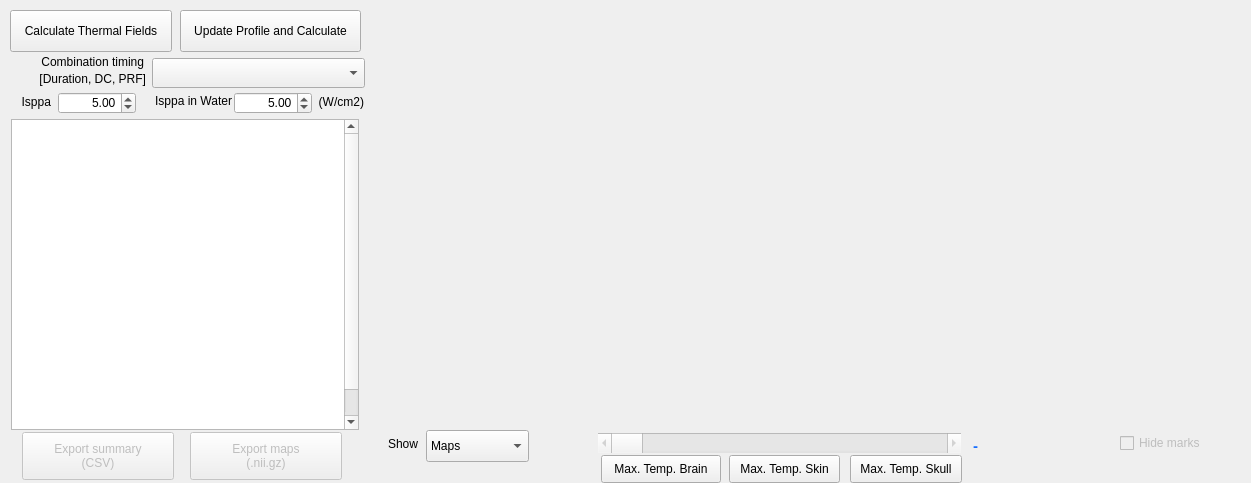
Above: BabelBrain/Babel_Thermal/form.ui from ProteusMRIgHIFU/BabelBrain before the change. Below: the same form after it.
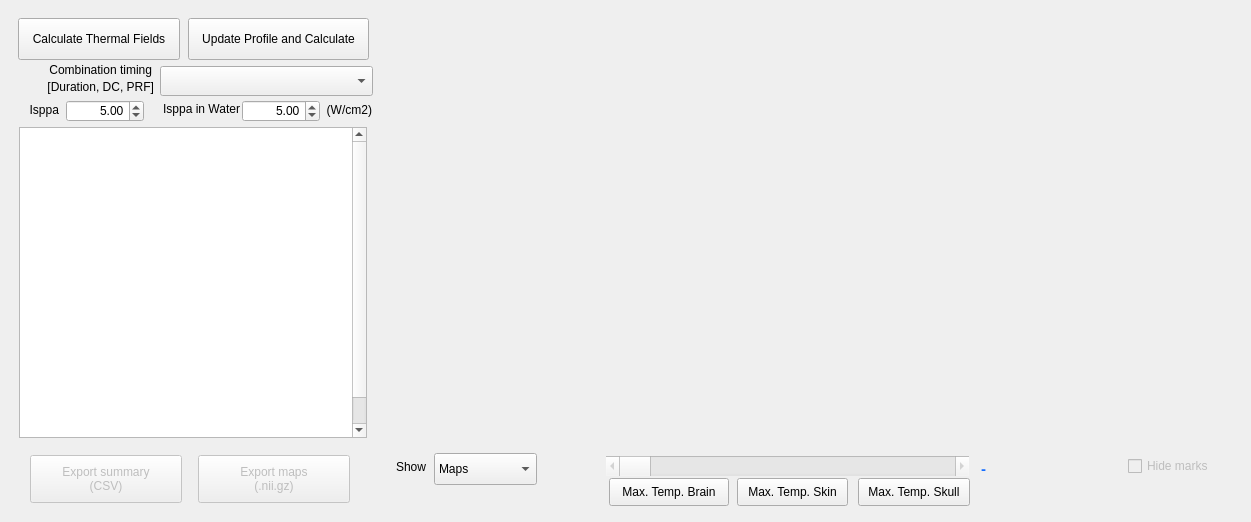
That is the form after the change.

The edit to the form file:
```diff
--- a/BabelBrain/Babel_Thermal/form.ui
+++ b/BabelBrain/Babel_Thermal/form.ui
@@ -13,16 +13,50 @@
   <property name="windowTitle">
    <string>Babel_Thermal</string>
   </property>
-  <widget class="QWidget" name="AcField_plot1" native="true">
-   <property name="geometry">
-    <rect>
-     <x>370</x>
-     <y>13</y>
-     <width>868</width>
-     <height>415</height>
-    </rect>
+  <layout class="QVBoxLayout" name="panelLayout">
+   <property name="leftMargin">
+    <number>8</number>
    </property>
-  </widget>
+   <property name="topMargin">
+    <number>8</number>
+   </property>
+   <property name="rightMargin">
+    <number>8</number>
+   </property>
+   <property name="bottomMargin">
+    <number>8</number>
+   </property>
+   <property name="spacing">
+    <number>6</number>
+   </property>
+   <item>
+    <layout class="QHBoxLayout" name="panelTopLayout">
+     <property name="spacing">
+      <number>10</number>
+     </property>
+     <item>
+      <widget class="QFrame" name="panelLeftFrame">
+       <property name="frameShape">
+        <enum>QFrame::Shape::NoFrame</enum>
+       </property>
+       <property name="minimumSize">
+        <size>
+         <width>373</width>
+         <height>438</height>
+        </size>
+       </property>
+       <property name="maximumSize">
+        <size>
+         <width>373</width>
+         <height>16777215</height>
+        </size>
+       </property>
+       <property name="sizePolicy">
+        <sizepolicy hsizetype="Fixed" vsizetype="Preferred">
+         <horstretch>0</horstretch>
+         <verstretch>0</verstretch>
+        </sizepolicy>
+       </property>
   <widget class="QPushButton" name="CalculateThermal">
    <property name="geometry">
     <rect>
@@ -112,31 +146,210 @@
     <double>5.000000000000000</double>
    </property>
   </widget>
+       <widget class="QTableWidget" name="tableWidget">
+        <property name="geometry">
+         <rect>
+          <x>11</x>
+          <y>119</y>
+          <width>348</width>
+          <height>311</height>
+         </rect>
+        </property>
+        <property name="showGrid">
+         <bool>false</bool>
+        </property>
+        <property name="rowCount">
+         <number>11</number>
+        </property>
+        <property name="columnCount">
+         <number>2</number>
+        </property>
+        <attribute name="horizontalHeaderVisible">
+         <bool>false</bool>
+        </attribute>
+        <attribute name="horizontalHeaderHighlightSections">
+         <bool>true</bool>
+        </attribute>
+        <attribute name="verticalHeaderVisible">
+         <bool>false</bool>
+        </attribute>
+        <row/>
+        <row/>
+        <row/>
+        <row/>
+        <row/>
+        <row/>
+        <row/>
+        <row/>
+        <row/>
+        <row/>
+        <row/>
+        <column/>
+        <column/>
+       </widget>
+       <widget class="QPushButton" name="SelectProfile">
+        <property name="geometry">
+         <rect>
+          <x>180</x>
+          <y>10</y>
+          <width>181</width>
+          <height>42</height>
+         </rect>
+        </property>
+        <property name="autoFillBackground">
+         <bool>false</bool>
+        </property>
+        <property name="styleSheet">
+         <string notr="true"/>
+        </property>
+        <property name="text">
+         <string>Update Profile and Calculate</string>
+        </property>
+       </widget>
+       <widget class="QLabel" name="label_23">
+        <property name="geometry">
+         <rect>
+          <x>15</x>
+          <y>69</y>
+          <width>131</width>
+          <height>20</height>
+         </rect>
+        </property>
+        <property name="text">
+         <string>[Duration, DC, PRF]</string>
+        </property>
+        <property name="alignment">
+         <set>Qt::AlignmentFlag::AlignRight|Qt::AlignmentFlag::AlignTrailing|Qt::AlignmentFlag::AlignVCenter</set>
+        </property>
+       </widget>
+       <widget class="QDoubleSpinBox" name="IsppaWaterSpinBox">
+        <property name="geometry">
+         <rect>
+          <x>234</x>
+          <y>92</y>
+          <width>78</width>
+          <height>22</height>
+         </rect>
+        </property>
+        <property name="alignment">
+         <set>Qt::AlignmentFlag::AlignRight|Qt::AlignmentFlag::AlignTrailing|Qt::AlignmentFlag::AlignVCenter</set>
+        </property>
+        <property name="decimals">
+         <number>2</number>
+        </property>
+        <property name="minimum">
+         <double>0.100000000000000</double>
+        </property>
+        <property name="maximum">
+         <double>1000.000000000000000</double>
+        </property>
+        <property name="singleStep">
+         <double>0.100000000000000</double>
+        </property>
+        <property name="value">
+         <double>5.000000000000000</double>
+        </property>
+       </widget>
+       <widget class="QLabel" name="label_24">
+        <property name="geometry">
+         <rect>
+          <x>140</x>
+          <y>91</y>
+          <width>92</width>
+          <height>20</height>
+         </rect>
+        </property>
+        <property name="text">
+         <string>Isppa in Water</string>
+        </property>
+        <property name="alignment">
+         <set>Qt::AlignmentFlag::AlignRight|Qt::AlignmentFlag::AlignTrailing|Qt::AlignmentFlag::AlignVCenter</set>
+        </property>
+       </widget>
+       <widget class="QLabel" name="label_25">
+        <property name="geometry">
+         <rect>
+          <x>309</x>
+          <y>92</y>
+          <width>55</width>
+          <height>20</height>
+         </rect>
+        </property>
+        <property name="text">
+         <string>(W/cm2)</string>
+        </property>
+        <property name="alignment">
+         <set>Qt::AlignmentFlag::AlignRight|Qt::AlignmentFlag::AlignTrailing|Qt::AlignmentFlag::AlignVCenter</set>
+        </property>
+       </widget>
+      </widget>
+     </item>
+     <item>
+      <widget class="QWidget" name="AcField_plot1" native="true">
+       <property name="geometry">
+        <rect>
+         <x>370</x>
+         <y>13</y>
+         <width>868</width>
+         <height>415</height>
+        </rect>
+       </property>
+       <property name="sizePolicy">
+        <sizepolicy hsizetype="Expanding" vsizetype="Expanding">
+         <horstretch>1</horstretch>
+         <verstretch>1</verstretch>
+        </sizepolicy>
+       </property>
+       <property name="minimumSize">
+        <size>
+         <width>500</width>
+         <height>280</height>
+        </size>
+       </property>
+      </widget>
+     </item>
+    </layout>
+   </item>
+   <item>
+    <widget class="QFrame" name="panelBottomFrame">
+     <property name="frameShape">
+      <enum>QFrame::Shape::NoFrame</enum>
+     </property>
+     <property name="minimumSize">
+      <size>
+       <width>0</width>
+       <height>62</height>
+      </size>
+     </property>
+     <property name="maximumSize">
+      <size>
+       <width>16777215</width>
+       <height>67</height>
+      </size>
+     </property>
+     <property name="sizePolicy">
+      <sizepolicy hsizetype="Expanding" vsizetype="Fixed">
+       <horstretch>1</horstretch>
+       <verstretch>0</verstretch>
+      </sizepolicy>
+     </property>
   <widget class="QScrollBar" name="IsppaScrollBar">
    <property name="enabled">
     <bool>false</bool>
    </property>
-   <property name="geometry">
-    <rect>
-     <x>598</x>
-     <y>433</y>
-     <width>363</width>
-     <height>20</height>
-    </rect>
-   </property>
    <property name="orientation">
     <enum>Qt::Orientation::Horizontal</enum>
    </property>
+      <property name="geometry">
+       <rect>
+        <x>598</x>
+        <y>4</y>
+        <width>363</width>
+        <height>20</height>
+       </rect>
+      </property>
   </widget>
   <widget class="QLabel" name="SliceLabel">
-   <property name="geometry">
-    <rect>
-     <x>973</x>
-     <y>433</y>
-     <width>125</width>
-     <height>26</height>
-    </rect>
-   </property>
    <property name="font">
     <font>
      <pointsize>11</pointsize>
@@ -149,19 +362,19 @@
    <property name="text">
     <string>-</string>
    </property>
+      <property name="geometry">
+       <rect>
+        <x>973</x>
+        <y>4</y>
+        <width>125</width>
+        <height>26</height>
+       </rect>
+      </property>
   </widget>
   <widget class="QPushButton" name="ExportSummary">
    <property name="enabled">
     <bool>false</bool>
    </property>
-   <property name="geometry">
-    <rect>
-     <x>22</x>
-     <y>432</y>
-     <width>152</width>
-     <height>48</height>
-    </rect>
-   </property>
    <property name="autoFillBackground">
     <bool>false</bool>
    </property>
@@ -172,124 +385,83 @@
     <string>Export summary
 (CSV)</string>
    </property>
+      <property name="geometry">
+       <rect>
+        <x>22</x>
+        <y>3</y>
+        <width>152</width>
+        <height>48</height>
+       </rect>
+      </property>
   </widget>
   <widget class="QPushButton" name="LocMTB">
-   <property name="geometry">
-    <rect>
-     <x>601</x>
-     <y>455</y>
-     <width>120</width>
-     <height>28</height>
-    </rect>
-   </property>
    <property name="toolTip">
     <string>Go to Maximal Temperature Brain</string>
    </property>
    <property name="text">
     <string>Max. Temp. Brain</string>
    </property>
+      <property name="geometry">
+       <rect>
+        <x>601</x>
+        <y>26</y>
+        <width>120</width>
+        <height>28</height>
+       </rect>
+      </property>
   </widget>
   <widget class="QPushButton" name="LocMTS">
-   <property name="geometry">
-    <rect>
-     <x>729</x>
-     <y>455</y>
-     <width>111</width>
-     <height>28</height>
-    </rect>
-   </property>
    <property name="toolTip">
     <string>Go to Maximal Temperature Skin</string>
    </property>
    <property name="text">
     <string>Max. Temp. Skin</string>
    </property>
+      <property name="geometry">
+       <rect>
+        <x>729</x>
+        <y>26</y>
+        <width>111</width>
+        <height>28</height>
+       </rect>
+      </property>
   </widget>
   <widget class="QPushButton" name="LocMTC">
-   <property name="geometry">
-    <rect>
-     <x>850</x>
-     <y>455</y>
-     <width>112</width>
-     <height>28</height>
-    </rect>
-   </property>
    <property name="toolTip">
     <string>Go to Maximal Temperature Cranium</string>
    </property>
    <property name="text">
     <string>Max. Temp. Skull</string>
    </property>
+      <property name="geometry">
+       <rect>
+        <x>850</x>
+        <y>26</y>
+        <width>112</width>
+        <height>28</height>
+       </rect>
+      </property>
   </widget>
   <widget class="QCheckBox" name="HideMarkscheckBox">
    <property name="enabled">
     <bool>false</bool>
    </property>
+      <property name="text">
+       <string>Hide marks</string>
+      </property>
    <property name="geometry">
     <rect>
      <x>1120</x>
-     <y>429</y>
+        <y>0</y>
      <width>116</width>
      <height>28</height>
     </rect>
    </property>
-   <property name="text">
-    <string>Hide marks</string>
-   </property>
-  </widget>
-  <widget class="QTableWidget" name="tableWidget">
-   <property name="geometry">
-    <rect>
-     <x>11</x>
-     <y>119</y>
-     <width>348</width>
-     <height>311</height>
-    </rect>
-   </property>
-   <property name="showGrid">
-    <bool>false</bool>
-   </property>
-   <property name="rowCount">
-    <number>11</number>
-   </property>
-   <property name="columnCount">
-    <number>2</number>
-   </property>
-   <attribute name="horizontalHeaderVisible">
-    <bool>false</bool>
-   </attribute>
-   <attribute name="horizontalHeaderHighlightSections">
-    <bool>true</bool>
-   </attribute>
-   <attribute name="verticalHeaderVisible">
-    <bool>false</bool>
-   </attribute>
-   <row/>
-   <row/>
-   <row/>
-   <row/>
-   <row/>
-   <row/>
-   <row/>
-   <row/>
-   <row/>
-   <row/>
-   <row/>
-   <column/>
-   <column/>
   </widget>
   <widget class="QPushButton" name="ExportMaps">
    <property name="enabled">
     <bool>false</bool>
    </property>
-   <property name="geometry">
-    <rect>
-     <x>190</x>
-     <y>432</y>
-     <width>152</width>
-     <height>48</height>
-    </rect>
-   </property>
    <property name="autoFillBackground">
     <bool>false</bool>
    </property>
@@ -300,138 +472,54 @@
     <string>Export maps
 (.nii.gz)</string>
    </property>
-  </widget>
-  <widget class="QPushButton" name="SelectProfile">
    <property name="geometry">
     <rect>
-     <x>180</x>
-     <y>10</y>
-     <width>181</width>
-     <height>42</height>
-    </rect>
-   </property>
-   <property name="autoFillBackground">
-    <bool>false</bool>
-   </property>
-   <property name="styleSheet">
-    <string notr="true"/>
-   </property>
-   <property name="text">
-    <string>Update Profile and Calculate</string>
-   </property>
+        <x>190</x>
+        <y>3</y>
+        <width>152</width>
+        <height>48</height>
+       </rect>
+      </property>
   </widget>
   <widget class="QComboBox" name="DisplayDropDown">
+      <item>
+       <property name="text">
+        <string>Maps</string>
+       </property>
+      </item>
+      <item>
+       <property name="text">
+        <string>Profiles</string>
+       </property>
+      </item>
    <property name="geometry">
     <rect>
      <x>426</x>
-     <y>430</y>
+        <y>1</y>
      <width>103</width>
      <height>32</height>
     </rect>
    </property>
-   <item>
-    <property name="text">
-     <string>Maps</string>
-    </property>
-   </item>
-   <item>
-    <property name="text">
-     <string>Profiles</string>
-    </property>
-   </item>
   </widget>
   <widget class="QLabel" name="label_22">
+      <property name="text">
+       <string>Show</string>
+      </property>
+      <property name="alignment">
+       <set>Qt::AlignmentFlag::AlignRight|Qt::AlignmentFlag::AlignTrailing|Qt::AlignmentFlag::AlignVCenter</set>
+      </property>
    <property name="geometry">
     <rect>
      <x>377</x>
-     <y>434</y>
+        <y>5</y>
      <width>41</width>
      <height>20</height>
     </rect>
    </property>
-   <property name="text">
-    <string>Show</string>
-   </property>
-   <property name="alignment">
-    <set>Qt::AlignmentFlag::AlignRight|Qt::AlignmentFlag::AlignTrailing|Qt::AlignmentFlag::AlignVCenter</set>
-   </property>
-  </widget>
-  <widget class="QLabel" name="label_23">
-   <property name="geometry">
-    <rect>
-     <x>15</x>
-     <y>69</y>
-     <width>131</width>
-     <height>20</height>
-    </rect>
-   </property>
-   <property name="text">
-    <string>[Duration, DC, PRF]</string>
-   </property>
-   <property name="alignment">
-    <set>Qt::AlignmentFlag::AlignRight|Qt::AlignmentFlag::AlignTrailing|Qt::AlignmentFlag::AlignVCenter</set>
-   </property>
-  </widget>
-  <widget class="QDoubleSpinBox" name="IsppaWaterSpinBox">
-   <property name="geometry">
-    <rect>
-     <x>234</x>
-     <y>92</y>
-     <width>78</width>
-     <height>22</height>
-    </rect>
-   </property>
-   <property name="alignment">
-    <set>Qt::AlignmentFlag::AlignRight|Qt::AlignmentFlag::AlignTrailing|Qt::AlignmentFlag::AlignVCenter</set>
-   </property>
-   <property name="decimals">
-    <number>2</number>
-   </property>
-   <property name="minimum">
-    <double>0.100000000000000</double>
-   </property>
-   <property name="maximum">
-    <double>1000.000000000000000</double>
-   </property>
-   <property name="singleStep">
-    <double>0.100000000000000</double>
-   </property>
-   <property name="value">
-    <double>5.000000000000000</double>
-   </property>
-  </widget>
-  <widget class="QLabel" name="label_24">
-   <property name="geometry">
-    <rect>
-     <x>140</x>
-     <y>91</y>
-     <width>92</width>
-     <height>20</height>
-    </rect>
-   </property>
-   <property name="text">
-    <string>Isppa in Water</string>
-   </property>
-   <property name="alignment">
-    <set>Qt::AlignmentFlag::AlignRight|Qt::AlignmentFlag::AlignTrailing|Qt::AlignmentFlag::AlignVCenter</set>
-   </property>
-  </widget>
-  <widget class="QLabel" name="label_25">
-   <property name="geometry">
-    <rect>
-     <x>309</x>
-     <y>92</y>
-     <width>55</width>
-     <height>20</height>
-    </rect>
-   </property>
-   <property name="text">
-    <string>(W/cm2)</string>
-   </property>
-   <property name="alignment">
-    <set>Qt::AlignmentFlag::AlignRight|Qt::AlignmentFlag::AlignTrailing|Qt::AlignmentFlag::AlignVCenter</set>
-   </property>
-  </widget>
+     </widget>
+    </widget>
+   </item>
+  </layout>
  </widget>
  <tabstops>
   <tabstop>CalculateThermal</tabstop>
```
Left out of the diff: 2 changed lines with no effect on the pictures. Lines whose indentation alone changed are shown as unchanged.
